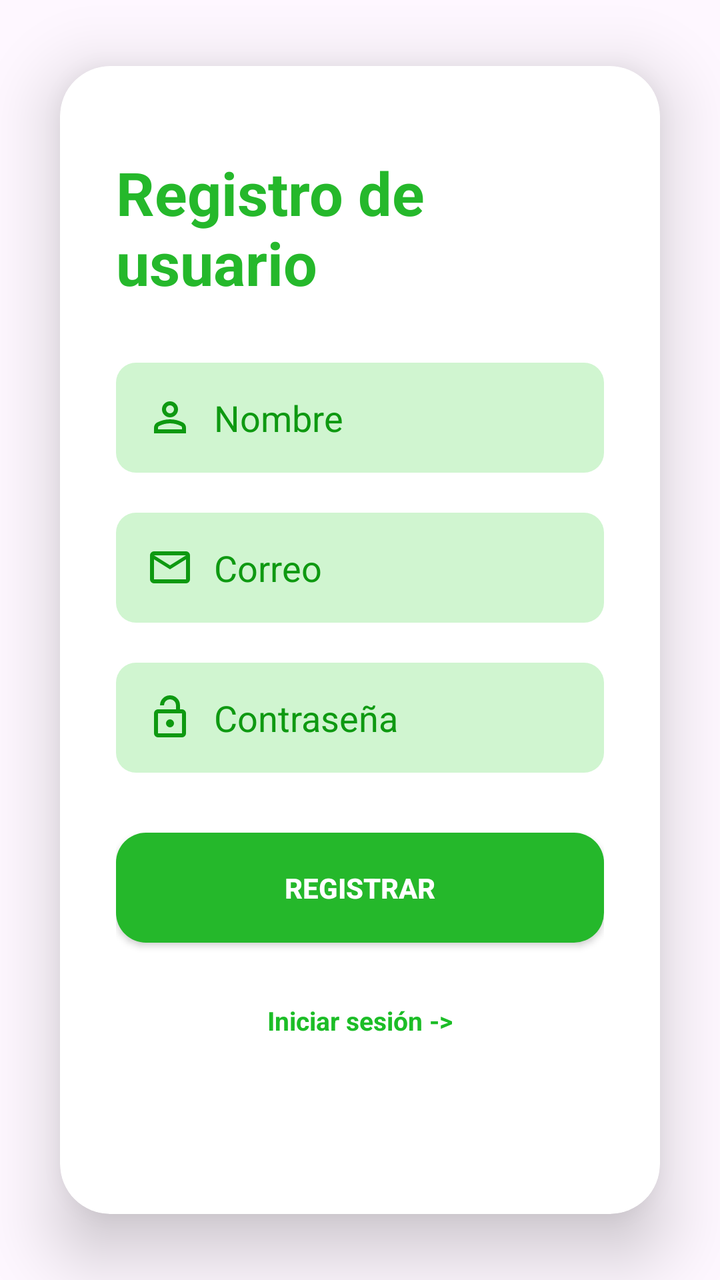
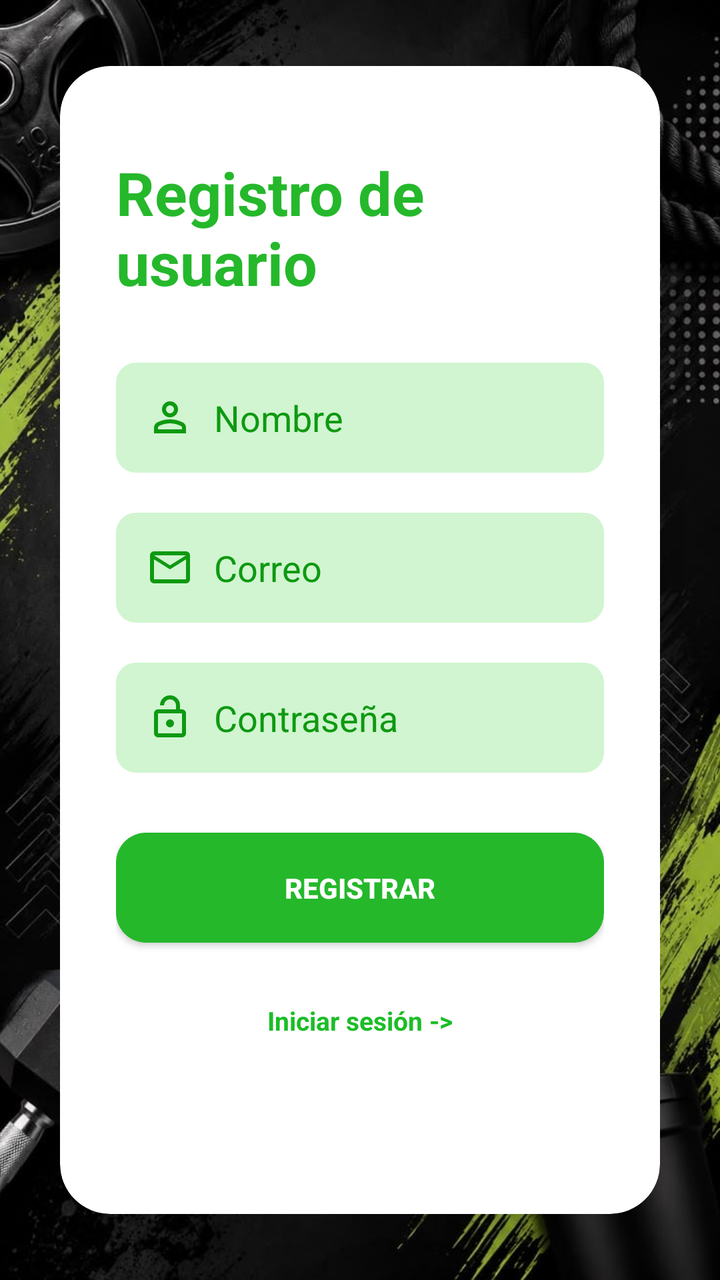

An Android layout rendered at two revisions. The XML below is the earlier revision; the diff shows what the commit changed to produce the second picture.
<!-- AndroidManifest.xml: application theme Theme.Olympia_ -->
<!-- res/layout/activity_registro.xml -->
<?xml version="1.0" encoding="utf-8"?>
<androidx.constraintlayout.widget.ConstraintLayout xmlns:android="http://schemas.android.com/apk/res/android"
    xmlns:app="http://schemas.android.com/apk/res-auto"
    xmlns:tools="http://schemas.android.com/tools"
    android:id="@+id/main"
    android:layout_width="match_parent"
    android:layout_height="match_parent"
    tools:context=".RegistroActivity">

    <androidx.cardview.widget.CardView
        android:id="@+id/cardLogin"
        android:layout_width="0dp"
        android:layout_height="wrap_content"
        android:layout_margin="30dp"
        app:cardCornerRadius="25dp"
        app:cardElevation="20dp"
        android:backgroundTint="@color/white"
        app:layout_constraintBaseline_toTopOf="parent"
        app:layout_constraintBottom_toBottomOf="parent"
        app:layout_constraintEnd_toEndOf="parent"
        app:layout_constraintStart_toStartOf="parent"
        app:layout_constraintTop_toTopOf="parent">

        <LinearLayout
            android:id="@+id/layoutContenido"
            android:layout_width="match_parent"
            android:layout_height="wrap_content"
            android:orientation="vertical"
            android:gravity="center"
            android:padding="28dp">

            <TextView
                android:id="@+id/tvTitulo"
                android:layout_width="wrap_content"
                android:layout_height="wrap_content"
                android:text="Registro de usuario"
                android:textSize="30sp"
                android:textStyle="bold"
                android:textColor="#25B82B"
                android:layout_marginTop="15dp"
                android:layout_marginBottom="30dp"
                />

            <EditText
                android:id="@+id/etNombre"
                android:layout_width="match_parent"
                android:layout_height="55dp"
                android:background="@drawable/bg_input"
                android:hint="Nombre"
                android:paddingEnd="15dp"
                android:paddingStart="15dp"
                android:textColor="#333333"
                android:textColorHint="#0E9911"
                android:inputType="text"
                android:drawableStart="@drawable/user"
                android:drawablePadding="10dp"/>

            <EditText
                android:id="@+id/etCorreo"
                android:layout_width="match_parent"
                android:layout_height="55dp"
                android:background="@drawable/bg_input"
                android:hint="Correo"
                android:paddingEnd="15dp"
                android:paddingStart="15dp"
                android:textColor="#333333"
                android:textColorHint="#0E9911"
                android:inputType="textEmailAddress"
                android:drawableStart="@drawable/correo"
                android:layout_marginTop="20dp"
                android:drawablePadding="10dp"/>

            <EditText
                android:id="@+id/etPass"
                android:layout_width="match_parent"
                android:layout_height="55dp"
                android:background="@drawable/bg_input"
                android:hint="Contraseña"
                android:paddingEnd="15dp"
                android:paddingStart="15dp"
                android:textColor="#333333"
                android:textColorHint="#0E9911"
                android:inputType="textPassword"
                android:drawableStart="@drawable/contrasena"
                android:drawablePadding="10dp"
                android:layout_marginTop="20dp"/>

            <androidx.appcompat.widget.AppCompatButton
                android:id="@+id/btnRegistrar"
                android:layout_width="match_parent"
                android:layout_height="55dp"
                android:text="REGISTRAR"
                android:background="@drawable/bg_buton"
                android:layout_marginTop="30dp"
                android:textColor="#FFFFFF"
                android:textStyle="bold"/>

            <TextView
                android:id="@+id/tvIniciarSesion"
                android:layout_width="wrap_content"
                android:layout_height="wrap_content"
                android:text="Iniciar sesión ->"
                android:textSize="13sp"
                android:textStyle="bold"
                android:textColor="#1CBD27"
                android:layout_marginTop="30dp"
                android:layout_marginBottom="60dp"/>

        </LinearLayout>

    </androidx.cardview.widget.CardView>

</androidx.constraintlayout.widget.ConstraintLayout>
<!-- resources referenced by this layout -->
<resources>
  <color name="white">#FFFFFFFF</color>
  <!-- drawable bg_buton (drawable) -->
  <?xml version="1.0" encoding="utf-8"?>
  <shape xmlns:android="http://schemas.android.com/apk/res/android">
      <solid android:color="#25B82B"/>
      <corners android:radius="15dp"/>
  </shape>
  <!-- drawable bg_input (drawable) -->
  <?xml version="1.0" encoding="utf-8"?>
  <shape xmlns:android="http://schemas.android.com/apk/res/android">
      <solid android:color="#D0F5D0" />
      <corners android:radius="10dp" />
  </shape>
  <!-- drawable contrasena (drawable) -->
  <vector xmlns:android="http://schemas.android.com/apk/res/android"
      android:width="24dp"
      android:height="24dp"
      android:viewportWidth="960"
      android:viewportHeight="960">
    <path
        android:pathData="M240,320h360v-80q0,-50 -35,-85t-85,-35q-50,0 -85,35t-35,85h-80q0,-83 58.5,-141.5T480,40q83,0 141.5,58.5T680,240v80h40q33,0 56.5,23.5T800,400v400q0,33 -23.5,56.5T720,880L240,880q-33,0 -56.5,-23.5T160,800v-400q0,-33 23.5,-56.5T240,320ZM240,800h480v-400L240,400v400ZM536.5,656.5Q560,633 560,600t-23.5,-56.5Q513,520 480,520t-56.5,23.5Q400,567 400,600t23.5,56.5Q447,680 480,680t56.5,-23.5ZM240,800v-400,400Z"
        android:fillColor="#0E9911"/>
  </vector>
  <!-- drawable correo (drawable) -->
  <vector xmlns:android="http://schemas.android.com/apk/res/android"
      android:width="24dp"
      android:height="24dp"
      android:viewportWidth="960"
      android:viewportHeight="960">
    <path
        android:pathData="M160,800q-33,0 -56.5,-23.5T80,720v-480q0,-33 23.5,-56.5T160,160h640q33,0 56.5,23.5T880,240v480q0,33 -23.5,56.5T800,800L160,800ZM480,520L160,320v400h640v-400L480,520ZM480,440 L800,240L160,240l320,200ZM160,320v-80,480 -400Z"
        android:fillColor="#0E9911"/>
  </vector>
  <!-- drawable user (drawable) -->
  <vector xmlns:android="http://schemas.android.com/apk/res/android"
      android:width="24dp"
      android:height="24dp"
      android:viewportWidth="960"
      android:viewportHeight="960">
    <path
        android:pathData="M367,433q-47,-47 -47,-113t47,-113q47,-47 113,-47t113,47q47,47 47,113t-47,113q-47,47 -113,47t-113,-47ZM160,800v-112q0,-34 17.5,-62.5T224,582q62,-31 126,-46.5T480,520q66,0 130,15.5T736,582q29,15 46.5,43.5T800,688v112L160,800ZM240,720h480v-32q0,-11 -5.5,-20T700,654q-54,-27 -109,-40.5T480,600q-56,0 -111,13.5T260,654q-9,5 -14.5,14t-5.5,20v32ZM536.5,376.5Q560,353 560,320t-23.5,-56.5Q513,240 480,240t-56.5,23.5Q400,287 400,320t23.5,56.5Q447,400 480,400t56.5,-23.5ZM480,320ZM480,720Z"
        android:fillColor="#0E9911"/>
  </vector>
  <style name="Theme.Olympia_" parent="Base.Theme.Olympia_" />
  <style name="Base.Theme.Olympia_" parent="Theme.Material3.DayNight.NoActionBar">
          
          
      </style>
</resources>

<!-- the commit's change to res/layout/activity_registro.xml (unified diff, before → after) -->
@@ -6,6 +6,16 @@
     android:layout_width="match_parent"
     android:layout_height="match_parent"
     tools:context=".RegistroActivity">
+
+    <ImageView
+        android:layout_width="0dp"
+        android:layout_height="0dp"
+        android:src="@drawable/fondo_login"
+        android:scaleType="centerCrop"
+        app:layout_constraintBottom_toBottomOf="parent"
+        app:layout_constraintEnd_toEndOf="parent"
+        app:layout_constraintStart_toStartOf="parent"
+        app:layout_constraintTop_toTopOf="parent" />
 
     <androidx.cardview.widget.CardView
         android:id="@+id/cardLogin"
<!-- resource entries referenced after the edit -->
@@ -33,6 +33,7 @@
         android:pathData="M160,800q-33,0 -56.5,-23.5T80,720v-480q0,-33 23.5,-56.5T160,160h640q33,0 56.5,23.5T880,240v480q0,33 -23.5,56.5T800,800L160,800ZM480,520L160,320v400h640v-400L480,520ZM480,440 L800,240L160,240l320,200ZM160,320v-80,480 -400Z"
         android:fillColor="#0E9911"/>
   </vector>
+  <!-- drawable fondo_login: jpeg bitmap (drawable, 70642 bytes) -->
   <!-- drawable user (drawable) -->
   <vector xmlns:android="http://schemas.android.com/apk/res/android"
       android:width="24dp"
